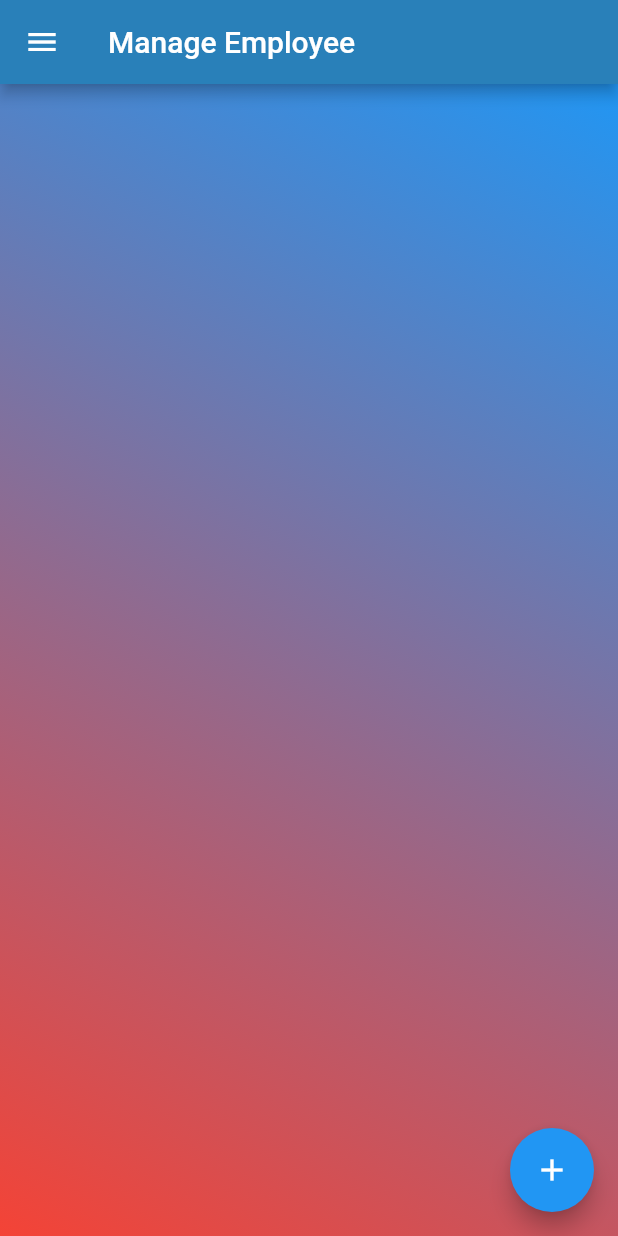
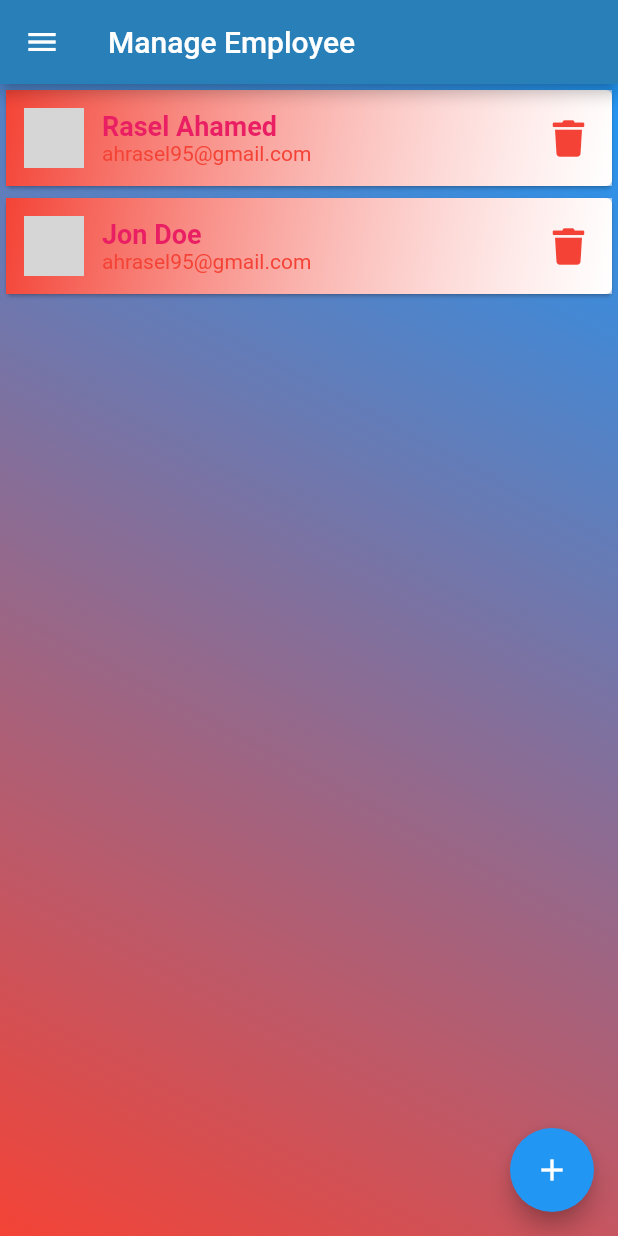
Before and after one commit to ahrasel/learn-flutter, a Flutter app: the screen it shows after launch, on a phone screen of 412 x 824 dp. Run offline on Flutter 3.47's test engine with Material 2 defaults, Android fonts, the phone set to English and light mode, and no system bars; our stand-ins replace font_awesome_flutter; network calls fail; grey boxes are pictures that could not be loaded.

Commit message:
clean unnecessary code form emp_manager

```diff
--- a/employee_manager/lib/constant/strints.dart
+++ b/employee_manager/lib/constant/strints.dart
@@ -1,9 +1,15 @@
+//drawer
 const String kHeaderback =
       'https://images.pexels.com/photos/746386/pexels-photo-746386.jpeg?auto=compress&cs=tinysrgb&dpr=2&h=650&w=940';
 
 const String kProfilepic =
       'https://images.pexels.com/photos/2613260/pexels-photo-2613260.jpeg?auto=compress&cs=tinysrgb&dpr=2&h=650&w=940';
 
+
+// about page constants
 const kAboutTitle = 'About';
-
 const kAnimatedPic = 'https://thumbs.gfycat.com/SlimDirtyAmphibian-size_restricted.gif';
+const kWwspLogo = 'http://winwinsp.com/images/logo.png';
+const kCompanyName = 'Win-Wiin Service Provider';
+const kCompanyEmail = 'wwsp@email.com';
+const kCompanyPhoneNumber = '+88014256544554';
--- a/employee_manager/lib/pages/home_page.dart
+++ b/employee_manager/lib/pages/home_page.dart
@@ -3,7 +3,6 @@ import 'package:employee_manager/pages/add_employee.dart';
 import 'package:employee_manager/wigets/drawer.dart';
 import 'package:employee_manager/wigets/employee_card.dart';
 import 'package:flutter/material.dart';
-import 'package:shared_preferences/shared_preferences.dart';
 
 class HomePage extends StatefulWidget {
   @override
@@ -11,23 +10,11 @@ class HomePage extends StatefulWidget {
 }
 
 class _HomePageState extends State<HomePage> {
-  // List<String> _employees = ['Rasel Ahamed', 'Jon Doe'];
-  List<String> _employees = [];
-
-
-  _getEmployeeFormPref() async {
-    SharedPreferences prefs = await SharedPreferences.getInstance();
-
-    _employees = prefs.getStringList('employess');
-    print(_employees);
-    // print(prefs.getStringList('employess'));
-
-  }
+  List<String> _employees = ['Rasel Ahamed', 'Jon Doe'];
 
   @override
   void initState() {
     super.initState();
-    _getEmployeeFormPref();
   }
 
   @override
```
Also changed, not shown: employee_manager/lib/pages/about_page.dart (+4 -4 lines), employee_manager/lib/pages/add_employee.dart (+0 -10 lines), employee_manager/lib/styles/styles.dart (added, +10 -0 lines).
